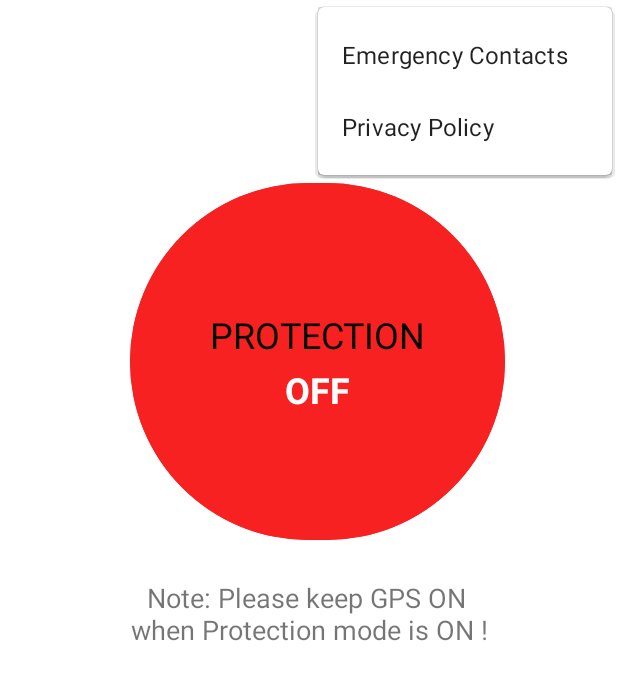
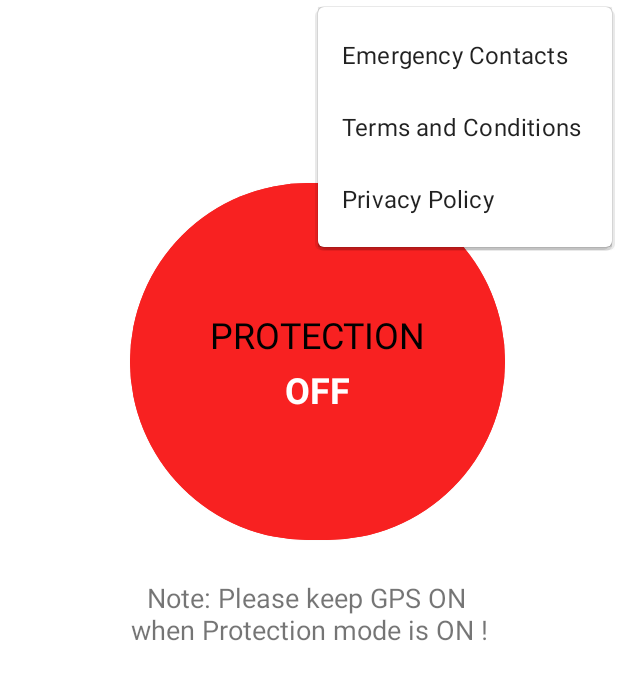
Before and after one commit to rahuladlakha/Women-Safety-App, an Android app: the MainActivity screen opened directly, with no data from a screen before it, with the options menu open, on a phone screen of 412 x 824 dp. Shown: the top 680 px of the screen. Run offline under Robolectric (Android 15) with nearby library versions, the phone set to English and light mode, and no system bars; libraries missing offline, so code that uses them is left out: com.hbb20.

Commit message:
Made some final modifications to the app to make it ready for production. Removed unnecessary Toast messages and made some improvements. The last remaining thing before production is the addition of terms and conditions.

```diff
--- a/app/src/main/res/menu/main_menu.xml
+++ b/app/src/main/res/menu/main_menu.xml
@@ -11,6 +11,10 @@
         android:title="Emergency Contacts" />
 
     <item
+        android:id="@+id/tnc_item"
+        android:title="Terms and Conditions"/>
+
+    <item
         android:id="@+id/policy_item"
         android:title="Privacy Policy" />
 
```
Also changed, not shown: app/src/main/java/com/rahul/womensafetyapp/AlertService.kt (+13 -5 lines), app/src/main/res/drawable/ic_women_safety_app.png.
